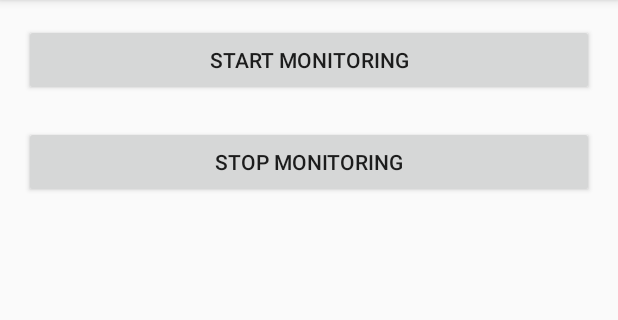
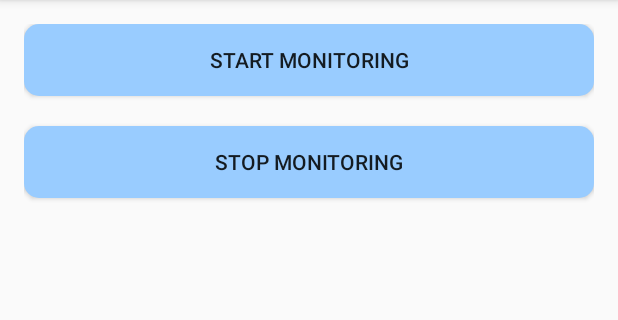
Before and after one commit to mallikakulkarni/SmartSecure, an Android app: the MonitoringActivity screen opened directly, with no data from a screen before it, on a phone screen of 412 x 824 dp, the part 84-404 px from its top. Run offline under Robolectric (Android 15) with nearby library versions, the phone set to English and light mode, and no system bars.

Commit message:
UI changes

```diff
--- /dev/null
+++ b/AndroidService/app/src/main/res/drawable/rounded_corner_button.xml
@@ -0,0 +1,7 @@
+<?xml version="1.0" encoding="UTF-8"?>
+<shape xmlns:android="http://schemas.android.com/apk/res/android">
+    <solid android:color="#99CCFF"/>
+    <corners android:radius="5px"/>
+    <padding android:left="1dp" android:top="1dp" android:right="1dp" android:bottom="1dp" />
+    <corners android:radius="10dp" />
+</shape>
--- a/AndroidService/app/src/main/res/layout/activity_main.xml
+++ b/AndroidService/app/src/main/res/layout/activity_main.xml
@@ -15,6 +15,7 @@
         android:layout_height="wrap_content"
         android:layout_alignParentLeft="true"
         android:layout_alignParentStart="true"
+        android:background="@drawable/rounded_corner_button"
         android:layout_marginBottom="20dp"
         android:text="Start Monitoring" />
 
@@ -24,6 +25,7 @@
         android:layout_height="wrap_content"
         android:layout_below="@+id/startAlarm"
         android:layout_marginBottom="20dp"
+        android:background="@drawable/rounded_corner_button"
         android:text="Stop Monitoring" />
     <TextView
         android:layout_width="wrap_content"
```
Also changed, not shown: AndroidService/app/src/main/res/drawable/rounded_corner.xml (added, +7 -0 lines), 1 other file.
